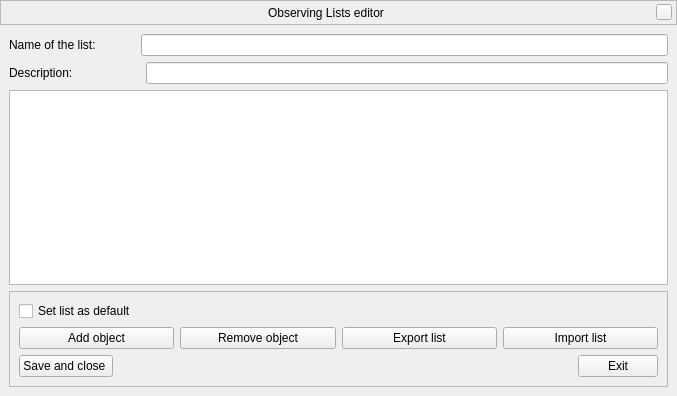
Qt form src/gui/obsListCreateEditDialog.ui (Stellarium/stellarium) before a commit.
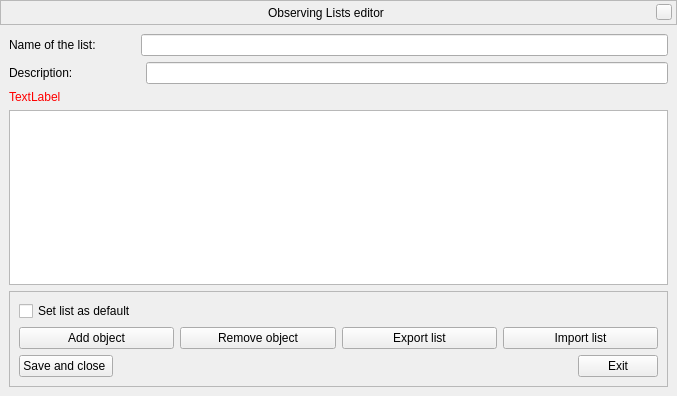
The same form after that commit. Custom widgets are drawn as their Qt base class.

Commit message:
feat: adding visible error message
- adding error message in case of list name duplication,
- loading default list whenn opening obsListDialog,
- sort list name in combo box.

Patch:
```diff
--- a/src/gui/obsListCreateEditDialog.ui
+++ b/src/gui/obsListCreateEditDialog.ui
@@ -319,6 +319,20 @@
         </item>
        </layout>
       </item>
+      <item row="7" column="0">
+       <layout class="QHBoxLayout" name="horizontalLayout_3">
+        <item>
+         <widget class="QLabel" name="obsListErrorMessage">
+          <property name="styleSheet">
+           <string notr="true">QLabel {color : red;}</string>
+          </property>
+          <property name="text">
+           <string>TextLabel</string>
+          </property>
+         </widget>
+        </item>
+       </layout>
+      </item>
      </layout>
     </widget>
    </item>
```
The commit also changes 4 other files.
